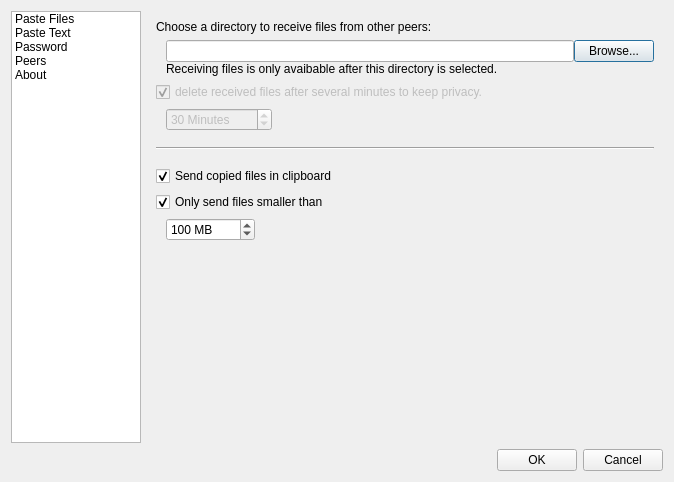
The window that configure.ui (hgoldfish/lafdup) describes before a commit, drawn with Qt 5.
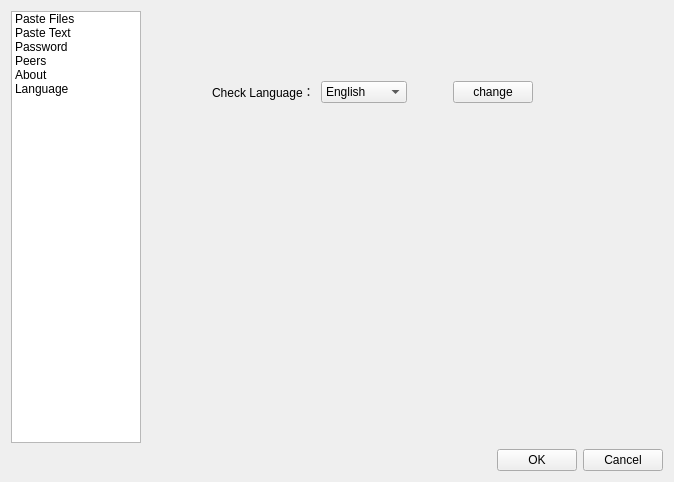
The same window after the commit. Icons and pictures are not drawn.

```diff
--- a/configure.ui
+++ b/configure.ui
@@ -93,6 +93,15 @@
           <normaloff>:/images/klipper.png</normaloff>:/images/klipper.png</iconset>
         </property>
        </item>
+       <item>
+        <property name="text">
+         <string>Language</string>
+        </property>
+        <property name="icon">
+         <iconset resource="lafdup.qrc">
+          <normaloff>:/images/language.png</normaloff>:/images/language.png</iconset>
+        </property>
+       </item>
       </widget>
      </item>
      <item>
@@ -104,7 +113,7 @@
         </sizepolicy>
        </property>
        <property name="currentIndex">
-        <number>0</number>
+        <number>5</number>
        </property>
        <widget class="QWidget" name="pagePasteFiles">
         <layout class="QVBoxLayout" name="verticalLayout_3">
@@ -688,6 +697,108 @@
          </item>
         </layout>
        </widget>
+       <widget class="QWidget" name="pageLanguage">
+        <widget class="QWidget" name="">
+         <property name="geometry">
+          <rect>
+           <x>40</x>
+           <y>70</y>
+           <width>371</width>
+           <height>22</height>
+          </rect>
+         </property>
+         <layout class="QHBoxLayout" name="horizontalLayout_9" stretch="0,3,2,0,1,0">
+          <item>
+           <spacer name="horizontalSpacer_11">
+            <property name="orientation">
+             <enum>Qt::Horizontal</enum>
+            </property>
+            <property name="sizeHint" stdset="0">
+             <size>
+              <width>40</width>
+              <height>20</height>
+             </size>
+            </property>
+           </spacer>
+          </item>
+          <item>
+           <widget class="QLabel" name="lblLanguage">
+            <property name="sizePolicy">
+             <sizepolicy hsizetype="Fixed" vsizetype="Preferred">
+              <horstretch>0</horstretch>
+              <verstretch>0</verstretch>
+             </sizepolicy>
+            </property>
+            <property name="text">
+             <string>Check Language：</string>
+            </property>
+           </widget>
+          </item>
+          <item>
+           <widget class="QComboBox" name="cbBLanguage">
+            <property name="sizePolicy">
+             <sizepolicy hsizetype="Preferred" vsizetype="Fixed">
+              <horstretch>0</horstretch>
+              <verstretch>0</verstretch>
+             </sizepolicy>
+            </property>
+            <item>
+             <property name="text">
+              <string>English</string>
+             </property>
+            </item>
+            <item>
+             <property name="text">
+              <string>中文(简体)</string>
+             </property>
+            </item>
+           </widget>
+          </item>
+          <item>
+           <spacer name="horizontalSpacer_13">
+            <property name="orientation">
+             <enum>Qt::Horizontal</enum>
+            </property>
+            <property name="sizeType">
+             <enum>QSizePolicy::Fixed</enum>
+            </property>
+            <property name="sizeHint" stdset="0">
+             <size>
+              <width>40</width>
+              <height>20</height>
+             </size>
+            </property>
+           </spacer>
+          </item>
+          <item>
+           <widget class="QPushButton" name="btnChangeLanguage">
+            <property name="sizePolicy">
+             <sizepolicy hsizetype="Fixed" vsizetype="Fixed">
+              <horstretch>0</horstretch>
+              <verstretch>0</verstretch>
+             </sizepolicy>
+            </property>
+            <property name="text">
+             <string>change</string>
+            </property>
+           </widget>
+          </item>
+          <item>
+           <spacer name="horizontalSpacer_12">
+            <property name="orientation">
+             <enum>Qt::Horizontal</enum>
+            </property>
+            <property name="sizeHint" stdset="0">
+             <size>
+              <width>40</width>
+              <height>20</height>
+             </size>
+            </property>
+           </spacer>
+          </item>
+         </layout>
+        </widget>
+       </widget>
       </widget>
      </item>
     </layout>
```
